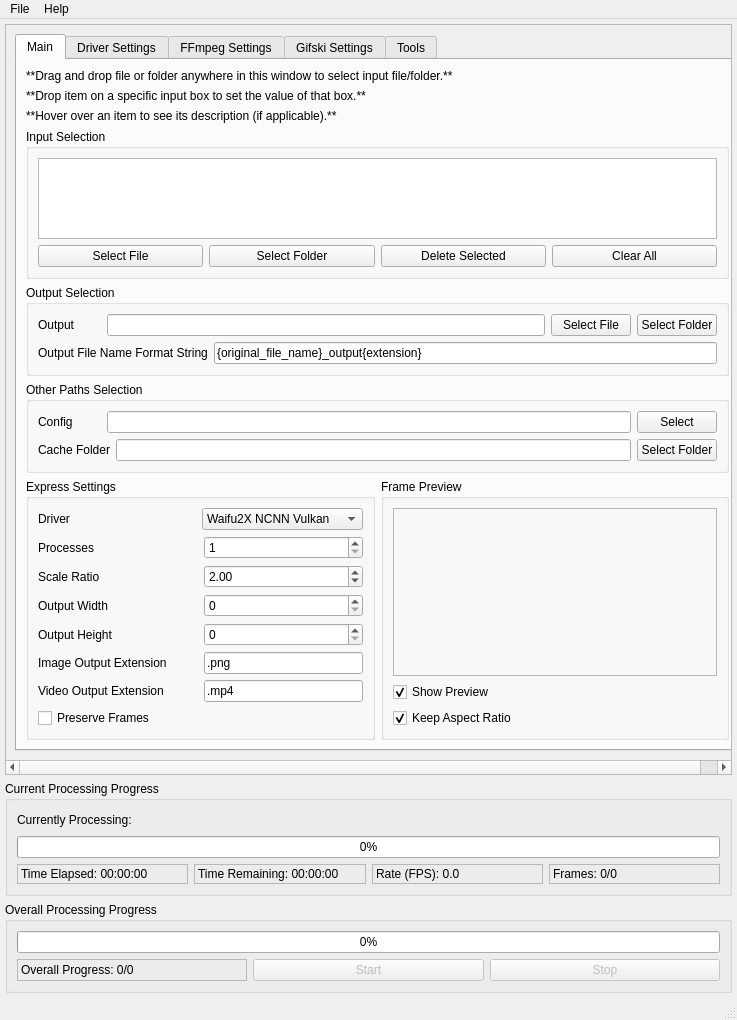
The window that src/video2x_gui.ui (k4yt3x/video2x) describes before a commit, drawn with Qt 5.
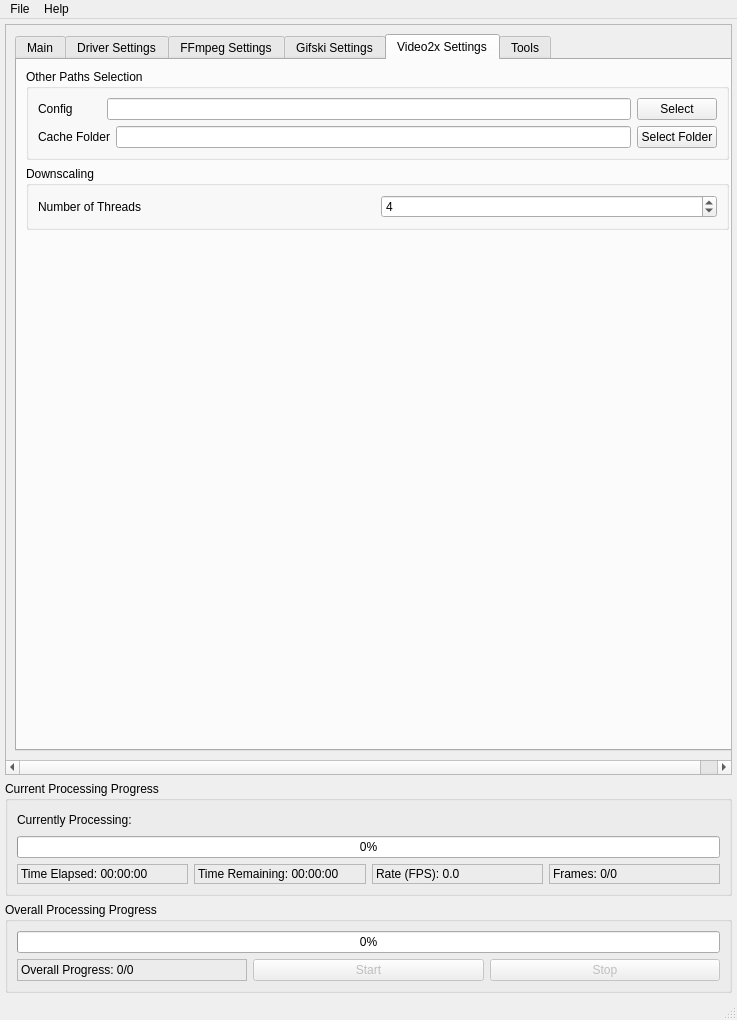
The same window after the commit. The open tabs and pages were chosen to show the change.

Commit message:
Added MultiThreading for Downscaling
Added Multithreading for the downscale process

```diff
--- a/src/video2x_gui.ui
+++ b/src/video2x_gui.ui
@@ -235,75 +235,6 @@
               </layout>
              </widget>
             </item>
-            <item>
-             <widget class="QGroupBox" name="otherPathsSelectionGroupBox">
-              <property name="title">
-               <string>Other Paths Selection</string>
-              </property>
-              <layout class="QVBoxLayout" name="verticalLayout_9">
-               <item>
-                <layout class="QHBoxLayout" name="configHorizontalLayout">
-                 <item>
-                  <widget class="QLabel" name="configLabel">
-                   <property name="sizePolicy">
-                    <sizepolicy hsizetype="Preferred" vsizetype="Preferred">
-                     <horstretch>0</horstretch>
-                     <verstretch>0</verstretch>
-                    </sizepolicy>
-                   </property>
-                   <property name="minimumSize">
-                    <size>
-                     <width>63</width>
-                     <height>0</height>
-                    </size>
-                   </property>
-                   <property name="text">
-                    <string>Config</string>
-                   </property>
-                  </widget>
-                 </item>
-                 <item>
-                  <widget class="QLineEdit" name="configLineEdit"/>
-                 </item>
-                 <item>
-                  <widget class="QPushButton" name="configSelectButton">
-                   <property name="text">
-                    <string>Select</string>
-                   </property>
-                  </widget>
-                 </item>
-                </layout>
-               </item>
-               <item>
-                <layout class="QHBoxLayout" name="cacheHorizontalLayout">
-                 <item>
-                  <widget class="QLabel" name="cacheLabel">
-                   <property name="minimumSize">
-                    <size>
-                     <width>63</width>
-                     <height>0</height>
-                    </size>
-                   </property>
-                   <property name="text">
-                    <string>Cache Folder</string>
-                   </property>
-                  </widget>
-                 </item>
-                 <item>
-                  <widget class="QLineEdit" name="cacheLineEdit"/>
-                 </item>
-                 <item>
-                  <widget class="QPushButton" name="cacheSelectFolderButton">
-                   <property name="text">
-                    <string>Select Folder</string>
-                   </property>
-                  </widget>
-                 </item>
-                </layout>
-               </item>
-              </layout>
-             </widget>
-            </item>
             <item>
              <layout class="QHBoxLayout" name="horizontalLayout">
               <item>
@@ -2666,6 +2597,124 @@
             </item>
            </layout>
           </widget>
+          <widget class="QWidget" name="video2xSettingTab">
+           <attribute name="title">
+            <string>Video2x Settings</string>
+           </attribute>
+           <layout class="QVBoxLayout" name="verticalLayout_20">
+            <item>
+             <widget class="QGroupBox" name="video2xOtherPathsSelectionGroupBox">
+              <property name="title">
+               <string>Other Paths Selection</string>
+              </property>
+              <layout class="QVBoxLayout" name="verticalLayout_9">
+               <item>
+                <layout class="QHBoxLayout" name="video2xConfigHorizontalLayout">
+                 <item>
+                  <widget class="QLabel" name="video2xConfigLabel">
+                   <property name="sizePolicy">
+                    <sizepolicy hsizetype="Preferred" vsizetype="Preferred">
+                     <horstretch>0</horstretch>
+                     <verstretch>0</verstretch>
+                    </sizepolicy>
+                   </property>
+                   <property name="minimumSize">
+                    <size>
+                     <width>63</width>
+                     <height>0</height>
+                    </size>
+                   </property>
+                   <property name="text">
+                    <string>Config</string>
+                   </property>
+                  </widget>
+                 </item>
+                 <item>
+                  <widget class="QLineEdit" name="video2xConfigLineEdit"/>
+                 </item>
+                 <item>
+                  <widget class="QPushButton" name="video2xConfigSelectButton">
+                   <property name="text">
+                    <string>Select</string>
+                   </property>
+                  </widget>
+                 </item>
+                </layout>
+               </item>
+               <item>
+                <layout class="QHBoxLayout" name="video2xCacheHorizontalLayout">
+                 <item>
+                  <widget class="QLabel" name="video2xCacheLabel">
+                   <property name="minimumSize">
+                    <size>
+                     <width>63</width>
+                     <height>0</height>
+                    </size>
+                   </property>
+                   <property name="text">
+                    <string>Cache Folder</string>
+                   </property>
+                  </widget>
+                 </item>
+                 <item>
+                  <widget class="QLineEdit" name="video2xCacheLineEdit"/>
+                 </item>
+                 <item>
+                  <widget class="QPushButton" name="video2xCacheSelectFolderButton">
+                   <property name="text">
+                    <string>Select Folder</string>
+                   </property>
+                  </widget>
+                 </item>
+                </layout>
+               </item>
+              </layout>
+             </widget>
+            </item>
+            <item>
+            <widget class="QGroupBox" name="video2xDownscalingGroupBox">
+             <property name="title">
+              <string>Downscaling</string>
+             </property>
+             <layout class="QHBoxLayout" name="video2xDownscalingHorizontalLayout">
+              <item>
+               <widget class="QLabel" name="video2xDownscalingLabel">
+                <property name="text">
+                 <string>Number of Threads</string>
+                </property>
+               </widget>
+              </item>
+              <item>
+               <widget class="QSpinBox" name="video2xDownscalingSpinBox">
+                <property name="minimum">
+                 <number>0</number>
+                </property>
+                <property name="maximum">
+                 <number>100</number>
+                </property>
+                <property name="value">
+                 <number>4</number>
+                </property>
+               </widget>
+              </item>
+             </layout>
+            </widget>
+            </item>
+            <item>
+             <spacer name="video2xVerticalSpacer">
+              <property name="orientation">
+               <enum>Qt::Vertical</enum>
+              </property>
+              <property name="sizeHint" stdset="0">
+               <size>
+                <width>20</width>
+                <height>40</height>
+               </size>
+              </property>
+             </spacer>
+            </item>
+           </layout>
+          </widget>
           <widget class="QWidget" name="toolsTab">
            <attribute name="title">
             <string>Tools</string>
```
The commit also changes 4 other files.
